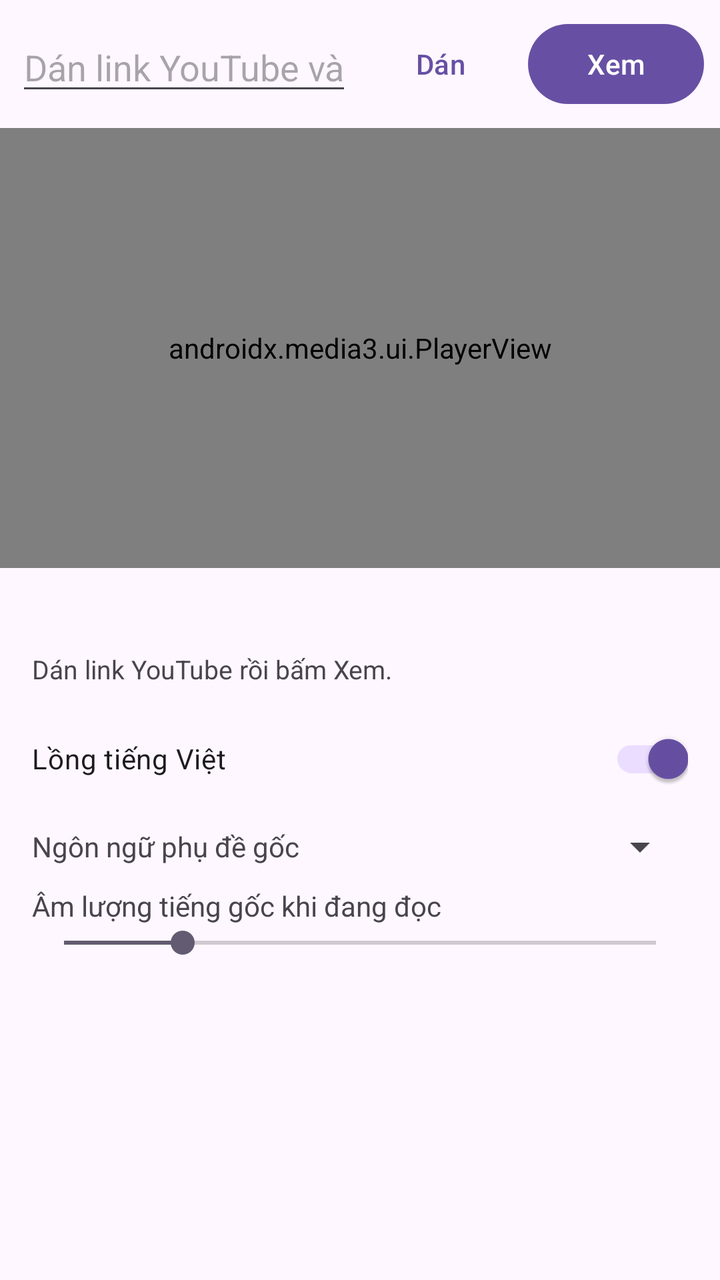
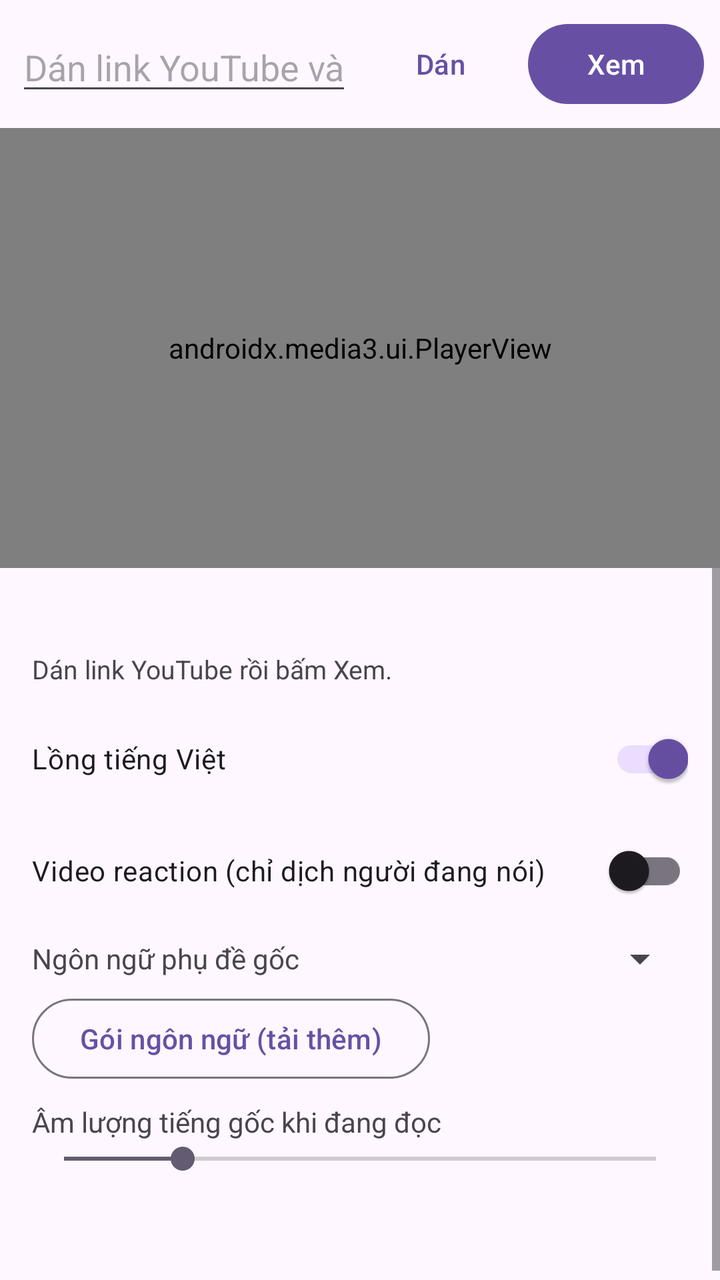

The first picture is an Android layout as it rendered before a commit; the second is the same layout after the commit. The layout source and the unified diff follow.
<!-- AndroidManifest.xml: application theme Theme.ViDub -->
<!-- res/layout/activity_main.xml -->
<?xml version="1.0" encoding="utf-8"?>
<LinearLayout xmlns:android="http://schemas.android.com/apk/res/android"
    xmlns:app="http://schemas.android.com/apk/res-auto"
    android:layout_width="match_parent"
    android:layout_height="match_parent"
    android:fitsSystemWindows="true"
    android:orientation="vertical">

    <LinearLayout
        android:layout_width="match_parent"
        android:layout_height="wrap_content"
        android:gravity="center_vertical"
        android:orientation="horizontal"
        android:padding="8dp">

        <EditText
            android:id="@+id/urlInput"
            android:layout_width="0dp"
            android:layout_height="wrap_content"
            android:layout_weight="1"
            android:hint="Dán link YouTube vào đây"
            android:imeOptions="actionGo"
            android:importantForAutofill="no"
            android:inputType="textUri"
            android:maxLines="1" />

        <Button
            android:id="@+id/pasteBtn"
            style="@style/Widget.Material3.Button.TextButton"
            android:layout_width="wrap_content"
            android:layout_height="wrap_content"
            android:text="Dán" />

        <Button
            android:id="@+id/goBtn"
            android:layout_width="wrap_content"
            android:layout_height="wrap_content"
            android:text="Xem" />
    </LinearLayout>

    <androidx.media3.ui.PlayerView
        android:id="@+id/playerView"
        android:layout_width="match_parent"
        android:layout_height="220dp"
        android:background="#000000"
        app:resize_mode="fit"
        app:show_buffering="when_playing" />

    <ScrollView
        android:layout_width="match_parent"
        android:layout_height="0dp"
        android:layout_weight="1">

        <LinearLayout
            android:layout_width="match_parent"
            android:layout_height="wrap_content"
            android:orientation="vertical"
            android:padding="16dp">

            <TextView
                android:id="@+id/titleView"
                android:layout_width="match_parent"
                android:layout_height="wrap_content"
                android:textSize="16sp"
                android:textStyle="bold" />

            <TextView
                android:id="@+id/statusView"
                android:layout_width="match_parent"
                android:layout_height="wrap_content"
                android:layout_marginTop="4dp"
                android:text="Dán link YouTube rồi bấm Xem."
                android:textSize="13sp" />

            <androidx.appcompat.widget.SwitchCompat
                android:id="@+id/dubSwitch"
                android:layout_width="match_parent"
                android:layout_height="wrap_content"
                android:layout_marginTop="12dp"
                android:checked="true"
                android:text="Lồng tiếng Việt" />

            <LinearLayout
                android:layout_width="match_parent"
                android:layout_height="wrap_content"
                android:layout_marginTop="8dp"
                android:gravity="center_vertical"
                android:orientation="horizontal">

                <TextView
                    android:layout_width="0dp"
                    android:layout_height="wrap_content"
                    android:layout_weight="1"
                    android:text="Ngôn ngữ phụ đề gốc" />

                <Spinner
                    android:id="@+id/langSpinner"
                    android:layout_width="wrap_content"
                    android:layout_height="wrap_content" />
            </LinearLayout>

            <TextView
                android:layout_width="wrap_content"
                android:layout_height="wrap_content"
                android:layout_marginTop="8dp"
                android:text="Âm lượng tiếng gốc khi đang đọc" />

            <SeekBar
                android:id="@+id/volSeek"
                android:layout_width="match_parent"
                android:layout_height="wrap_content"
                android:max="100"
                android:progress="20" />

            <TextView
                android:id="@+id/subView"
                android:layout_width="match_parent"
                android:layout_height="wrap_content"
                android:layout_marginTop="16dp"
                android:textSize="18sp" />
        </LinearLayout>
    </ScrollView>
</LinearLayout>
<!-- resources referenced by this layout -->
<resources>
  <style name="Theme.ViDub" parent="Theme.Material3.DayNight.NoActionBar" />
</resources>

<!-- the commit's change to res/layout/activity_main.xml (unified diff, before → after) -->
@@ -80,6 +80,13 @@
                 android:checked="true"
                 android:text="Lồng tiếng Việt" />
 
+            <androidx.appcompat.widget.SwitchCompat
+                android:id="@+id/reactionSwitch"
+                android:layout_width="match_parent"
+                android:layout_height="wrap_content"
+                android:layout_marginTop="8dp"
+                android:text="Video reaction (chỉ dịch người đang nói)" />
+
             <LinearLayout
                 android:layout_width="match_parent"
                 android:layout_height="wrap_content"
@@ -98,6 +105,14 @@
                     android:layout_width="wrap_content"
                     android:layout_height="wrap_content" />
             </LinearLayout>
+
+            <Button
+                android:id="@+id/packsBtn"
+                style="@style/Widget.Material3.Button.OutlinedButton"
+                android:layout_width="wrap_content"
+                android:layout_height="wrap_content"
+                android:layout_marginTop="4dp"
+                android:text="Gói ngôn ngữ (tải thêm)" />
 
             <TextView
                 android:layout_width="wrap_content"
